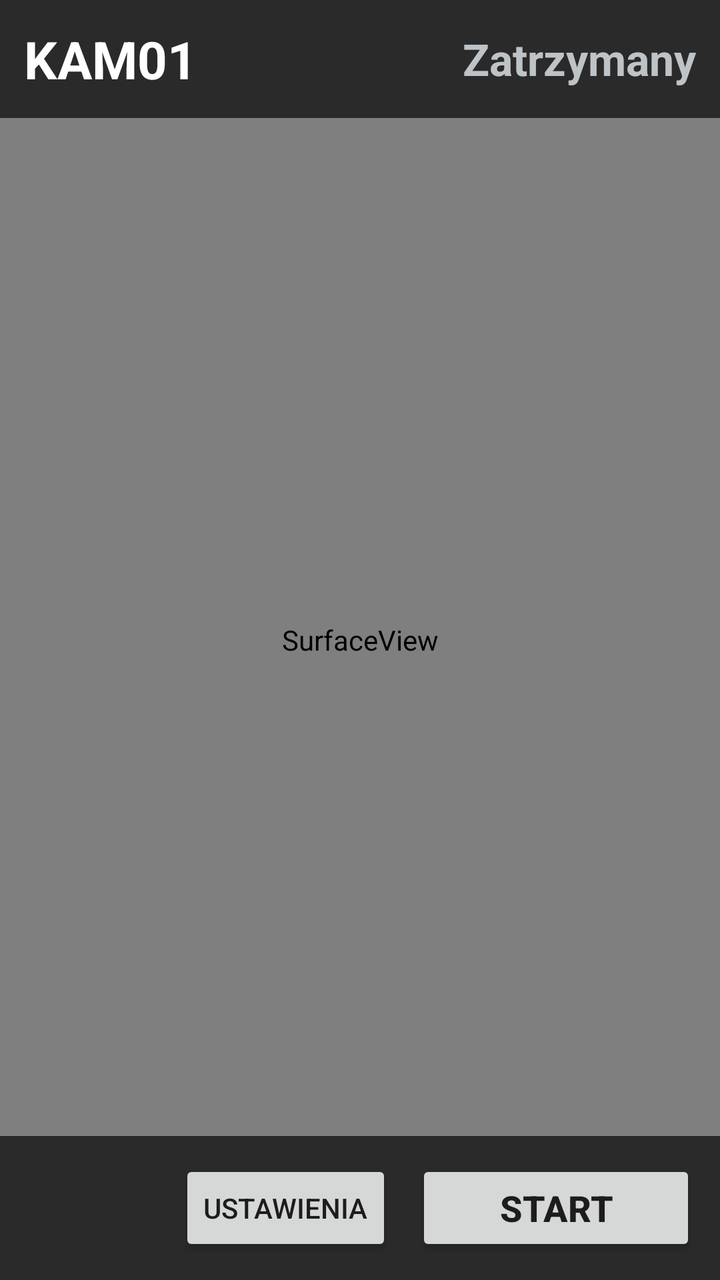
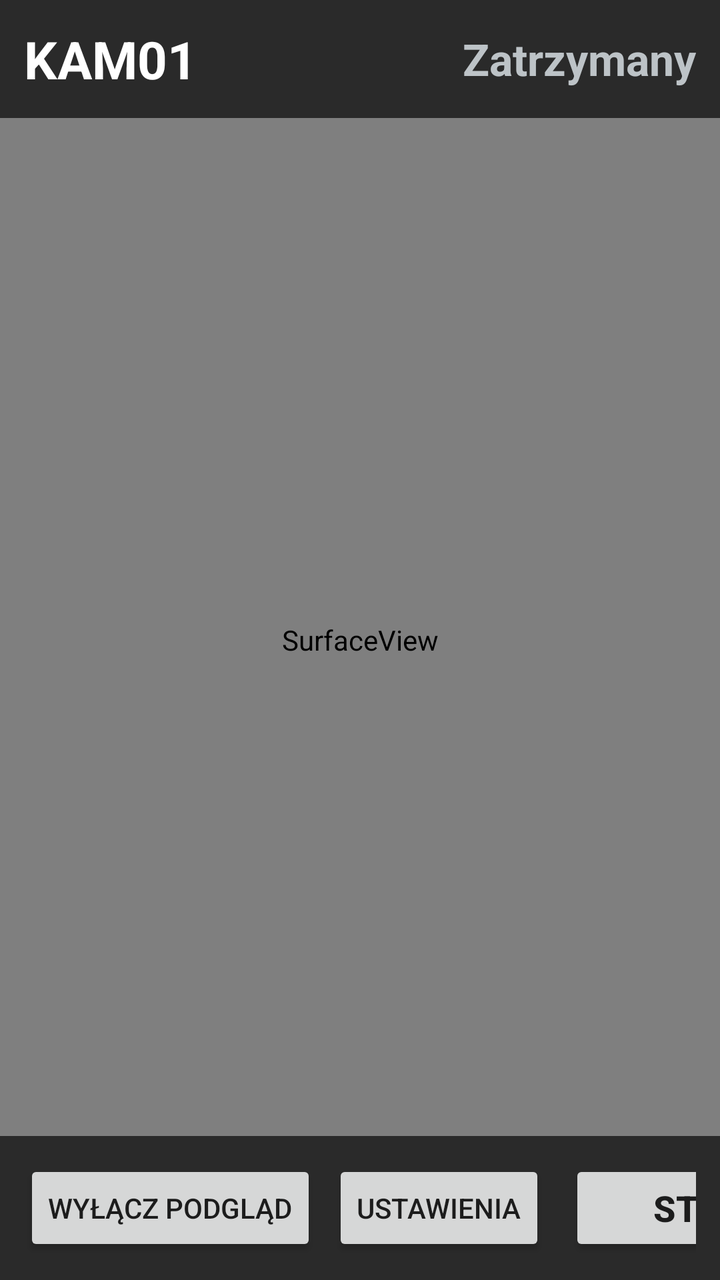

An Android layout rendered at two revisions. The XML below is the earlier revision; the diff shows what the commit changed to produce the second picture.
<!-- AndroidManifest.xml: application theme Theme.SrtKamera -->
<!-- res/layout/activity_main.xml -->
<?xml version="1.0" encoding="utf-8"?>
<RelativeLayout xmlns:android="http://schemas.android.com/apk/res/android"
    android:layout_width="match_parent"
    android:layout_height="match_parent"
    android:background="#000000">

    <SurfaceView
        android:id="@+id/surfaceView"
        android:layout_width="match_parent"
        android:layout_height="match_parent" />

    
    <LinearLayout
        android:layout_width="match_parent"
        android:layout_height="wrap_content"
        android:orientation="horizontal"
        android:background="#AA000000"
        android:padding="12dp"
        android:gravity="center_vertical">

        <TextView
            android:id="@+id/txtName"
            android:layout_width="0dp"
            android:layout_weight="1"
            android:layout_height="wrap_content"
            android:text="KAM01"
            android:textSize="26sp"
            android:textStyle="bold"
            android:textColor="#FFFFFF" />

        <TextView
            android:id="@+id/txtStatus"
            android:layout_width="wrap_content"
            android:layout_height="wrap_content"
            android:text="Zatrzymany"
            android:textSize="22sp"
            android:textStyle="bold"
            android:textColor="#BDC3C7" />
    </LinearLayout>

    
    <LinearLayout
        android:layout_width="match_parent"
        android:layout_height="wrap_content"
        android:layout_alignParentBottom="true"
        android:orientation="horizontal"
        android:background="#AA000000"
        android:padding="12dp"
        android:gravity="center_vertical">

        <TextView
            android:id="@+id/txtStats"
            android:layout_width="0dp"
            android:layout_weight="1"
            android:layout_height="wrap_content"
            android:text=""
            android:textSize="14sp"
            android:textColor="#ECF0F1" />

        <Button
            android:id="@+id/btnSettings"
            android:layout_width="wrap_content"
            android:layout_height="wrap_content"
            android:text="@string/settings" />

        <Button
            android:id="@+id/btnStream"
            android:layout_width="wrap_content"
            android:layout_height="wrap_content"
            android:layout_marginStart="12dp"
            android:minWidth="140dp"
            android:textSize="18sp"
            android:textStyle="bold"
            android:text="@string/start" />
    </LinearLayout>
</RelativeLayout>
<!-- resources referenced by this layout -->
<resources>
  <string name="settings">Ustawienia</string>
  <string name="start">START</string>
  <style name="Theme.SrtKamera" parent="Theme.MaterialComponents.DayNight.NoActionBar" />
</resources>

<!-- the commit's change to res/layout/activity_main.xml (unified diff, before → after) -->
@@ -8,6 +8,17 @@
         android:id="@+id/surfaceView"
         android:layout_width="match_parent"
         android:layout_height="match_parent" />
+
+    <TextView
+        android:id="@+id/txtPreviewOff"
+        android:layout_width="wrap_content"
+        android:layout_height="wrap_content"
+        android:layout_centerInParent="true"
+        android:text="@string/preview_off_info"
+        android:textSize="18sp"
+        android:textColor="#7F8C8D"
+        android:gravity="center"
+        android:visibility="gone" />
 
     
     <LinearLayout
@@ -58,6 +69,13 @@
             android:textColor="#ECF0F1" />
 
         <Button
+            android:id="@+id/btnPreview"
+            android:layout_width="wrap_content"
+            android:layout_height="wrap_content"
+            android:layout_marginEnd="8dp"
+            android:text="@string/preview_off" />
+
+        <Button
             android:id="@+id/btnSettings"
             android:layout_width="wrap_content"
             android:layout_height="wrap_content"
<!-- resource entries referenced after the edit -->
@@ -1,5 +1,7 @@
 <!-- resources referenced by this layout -->
 <resources>
+  <string name="preview_off">Wyłącz podgląd</string>
+  <string name="preview_off_info">Podgląd wyłączony\nEkran można zgasić — nadawanie trwa</string>
   <string name="settings">Ustawienia</string>
   <string name="start">START</string>
   <style name="Theme.SrtKamera" parent="Theme.MaterialComponents.DayNight.NoActionBar" />
